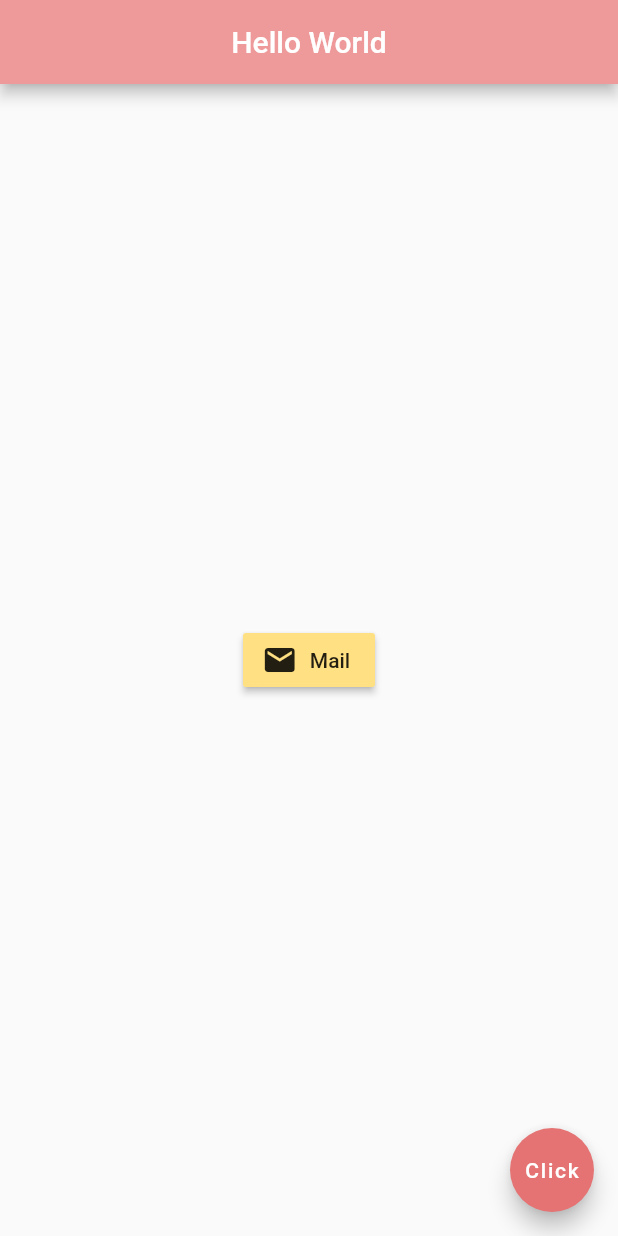
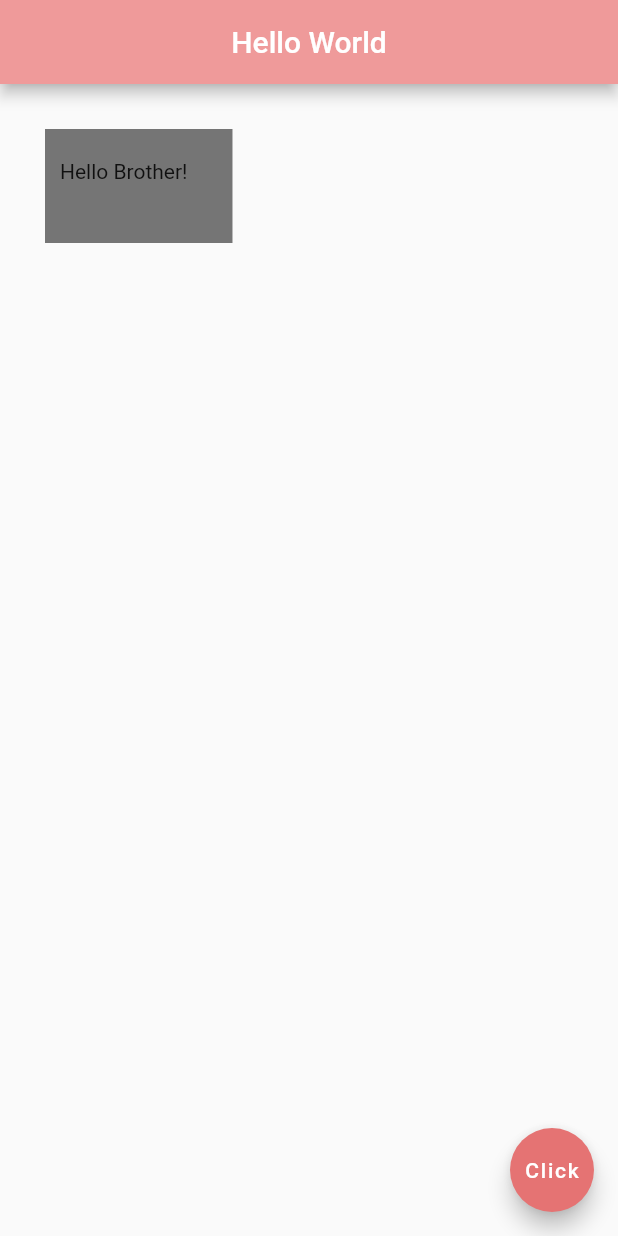
Before and after one commit to HarshitCd/Learning-App-Dev-with-Flutter, a Flutter app: the screen it shows after launch, on a phone screen of 412 x 824 dp. Run offline on Flutter 3.47's test engine with Material 2 defaults, Android fonts, the phone set to English and light mode, and no system bars.

Commit message:
Lesson6 Containers and Padding

```diff
--- a/lib/main.dart
+++ b/lib/main.dart
@@ -14,26 +14,16 @@ class Home extends StatelessWidget {
         centerTitle: true,
         backgroundColor: Colors.red[200],
       ),
-      body: Center(
-        child: RaisedButton.icon(
-          onPressed: () {},
-          icon: Icon(
-            Icons.mail,
-          ),
-          label: Text('Mail'),
-          color: Colors.amber[200],
-        ),
-
-        /*
-        child: IconButton(
-          onPressed: () {},
-          icon: Icon(Icons.alternate_email),
-          color: Colors.amber,
-        ),
-
-
-      */
+      body: Container(
+        padding: EdgeInsets.fromLTRB(10, 20, 30, 40),
+        margin: EdgeInsets.all(30),
+        color: Colors.grey[600],
+        child: Text('Hello Brother!'),
       ),
+      /*Padding(
+        padding: EdgeInsets.all(30.0),
+        child: Text('Hello'),
+      ),*/
       floatingActionButton: FloatingActionButton(
         onPressed: () {},
         child: Text('Click'),
```
